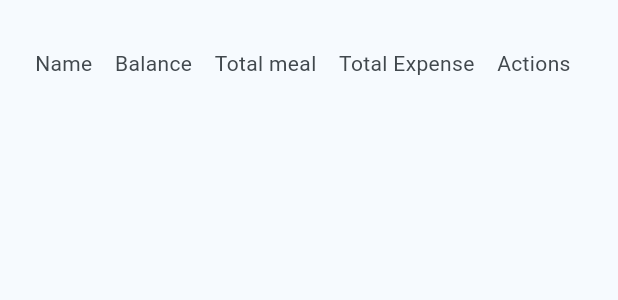
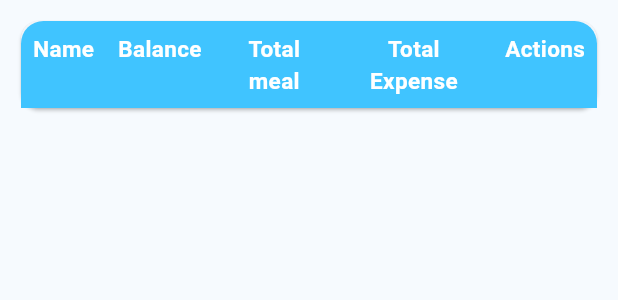
Before and after one commit to SalehinEmon/meal_calculator_flutter, a Flutter app: the InfoListTable widget shown alone on an empty page, opened directly with empty values, on a phone screen of 412 x 824 dp. Shown: the top 300 px of the screen. Run offline on Flutter 3.47's test engine with Material 3 defaults, Android fonts, the phone set to English and light mode, and no system bars; our stand-ins replace form_validator, localstorage.

Commit message:
Scrolling fix

```diff
--- a/lib/presentation/home/view/info_view/info_view.dart
+++ b/lib/presentation/home/view/info_view/info_view.dart
@@ -161,12 +161,15 @@ class _InfoPageState extends State<InfoPage> {
                   ? generateWaitingLoader()
                   : messCalculatorProvider.length == 0
                       ? const Text("No data found")
-                      : ListView(
+                      : Expanded(
+                          child: ListView(
                             shrinkWrap: true,
                             children: [
                               InfoListTable(
-                              messMemberList: messCalculatorProvider.allMember,
-                              perMealCost: messCalculatorProvider.perMealCost(),
+                                messMemberList:
+                                    messCalculatorProvider.allMember,
+                                perMealCost:
+                                    messCalculatorProvider.perMealCost(),
                                 updateWidget: const SizedBox(),
                                 deleteWidget: const SizedBox(),
                                 onEditPressed: (index) {
@@ -178,7 +181,11 @@ class _InfoPageState extends State<InfoPage> {
                                       context, index, messCalculatorProvider);
                                 },
                               ),
+                              const SizedBox(
+                                height: 50,
+                              )
                             ],
+                          ),
                         ),
             ],
           ),
--- a/lib/presentation/home/view/info_view/widgets/info_list_table.dart
+++ b/lib/presentation/home/view/info_view/widgets/info_list_table.dart
@@ -26,73 +26,76 @@ class InfoListTable extends StatefulWidget {
 class _InfoListTableState extends State<InfoListTable> {
   @override
   Widget build(BuildContext context) {
-    return ListTile(
-      subtitle: Table(
+    return Padding(
+      padding: const EdgeInsets.all(10),
+      child: Card(
+        child: Table(
+          // border: TableBorder.all(
+          //   color: Colors.white,
+          //   width: 1,
+          // ),
           //defaultVerticalAlignment: TableCellVerticalAlignment.middle,
           defaultColumnWidth: const IntrinsicColumnWidth(),
           children: [
-          const TableRow(
+            TableRow(
+              decoration: const BoxDecoration(
+                color: Colors.lightBlueAccent,
+                borderRadius: BorderRadius.only(
+                  topRight: Radius.circular(15),
+                  topLeft: Radius.circular(15),
+                ),
+              ),
               children: [
-              Text(
-                'Name',
-                textAlign: TextAlign.center,
-              ),
-              Text(
-                'Balance',
-                textAlign: TextAlign.center,
-              ),
-              Text(
-                'Total meal',
-                textAlign: TextAlign.center,
-              ),
-              Text(
-                'Total Expense',
-                textAlign: TextAlign.center,
-              ),
-              Text(
-                'Actions',
-                textAlign: TextAlign.center,
-              ),
+                headingText('Name'),
+                headingText('Balance'),
+                headingText('Total meal'),
+                headingText('Total Expense'),
+                headingText('Actions'),
               ],
             ),
             //for (MessMemberModel messMember in widget.messMemberList)
             for (var i = 0; i < widget.messMemberList.length; i++)
               TableRow(
                 decoration: BoxDecoration(
-                color: calculateBalance(
+                  borderRadius: i == 0
+                      ? const BorderRadius.only(
+                          bottomLeft: Radius.circular(15),
+                          bottomRight: Radius.circular(15))
+                      : BorderRadius.circular(5),
+                  color: (i % 2 != 0) ? Colors.transparent : Colors.grey[200],
+                ),
+                children: [
+                  bodyText(
+                    widget.messMemberList[i].memberName ?? '',
+                    Colors.black,
+                  ),
+                  bodyText(
+                    '${calculateBalance(
                       widget.messMemberList[i].totalMeal,
                       widget.messMemberList[i].totalExpense,
-                            widget.perMealCost) <
-                        0
-                    ? Colors.red.withOpacity(0.5)
-                    : Colors.lime.withOpacity(.5),
-                borderRadius: const BorderRadius.only(
-                  topRight: Radius.circular(5),
-                  topLeft: Radius.circular(5),
+                      widget.perMealCost,
+                    )}',
+                    chooseBalanceTextCol(
+                      widget.messMemberList[i].totalMeal,
+                      widget.messMemberList[i].totalExpense,
+                      widget.perMealCost,
                     ),
                   ),
-              children: [
-                Text(widget.messMemberList[i].memberName ?? ''),
-                Text(
-                  '${calculateBalance(widget.messMemberList[i].totalMeal, widget.messMemberList[i].totalExpense, widget.perMealCost)}',
-                ),
-                Text(
-                  '${widget.messMemberList[i].totalMeal ?? 0}',
-                  textAlign: TextAlign.center,
-                ),
-                Text(
-                  '${widget.messMemberList[i].totalExpense ?? 0}',
-                  textAlign: TextAlign.center,
-                ),
+                  bodyText('${widget.messMemberList[i].totalMeal ?? 0}',
+                      Colors.black),
+                  bodyText('${widget.messMemberList[i].totalExpense ?? 0}',
+                      Colors.black),
                   Row(
                     children: [
                       IconButton(
+                        padding: EdgeInsets.zero,
                         onPressed: () {
                           widget.onEditPressed!(i);
                         },
                         icon: const Icon(Icons.edit),
                       ),
                       IconButton(
+                        padding: EdgeInsets.zero,
                         onPressed: () {
                           widget.onDeletePressed!(i);
                         },
@@ -106,6 +109,7 @@ class _InfoListTableState extends State<InfoListTable> {
               )
           ],
         ),
+      ),
     );
   }
 }
@@ -118,3 +122,47 @@ double calculateBalance(
 
   return double.parse(tempBalance);
 }
+
+Color chooseBalanceTextCol(
+    double? totalMeal, double? totalExpense, double? perMealCost) {
+  double balance = calculateBalance(totalMeal, totalExpense, perMealCost);
+  return balance > 0
+      ? const Color.fromARGB(255, 43, 110, 45)
+      : balance == 0
+          ? Colors.blue
+          : Colors.red;
+}
+
+Widget headingText(String text) {
+  return Container(
+    child: Padding(
+      padding: const EdgeInsets.all(8),
+      child: Text(
+        text,
+        textAlign: TextAlign.center,
+        style: const TextStyle(
+          fontSize: 15,
+          fontWeight: FontWeight.bold,
+          color: Colors.white,
+        ),
+      ),
+    ),
+  );
+}
+
+Widget bodyText(String text, Color textColor) {
+  return Container(
+    child: Padding(
+      padding: const EdgeInsets.all(8),
+      child: Text(
+        text,
+        textAlign: TextAlign.center,
+        style: TextStyle(
+          fontSize: 15,
+          fontWeight: FontWeight.w600,
+          color: textColor,
+        ),
+      ),
+    ),
+  );
+}
```
Lines whose indentation alone changed are shown as unchanged.
